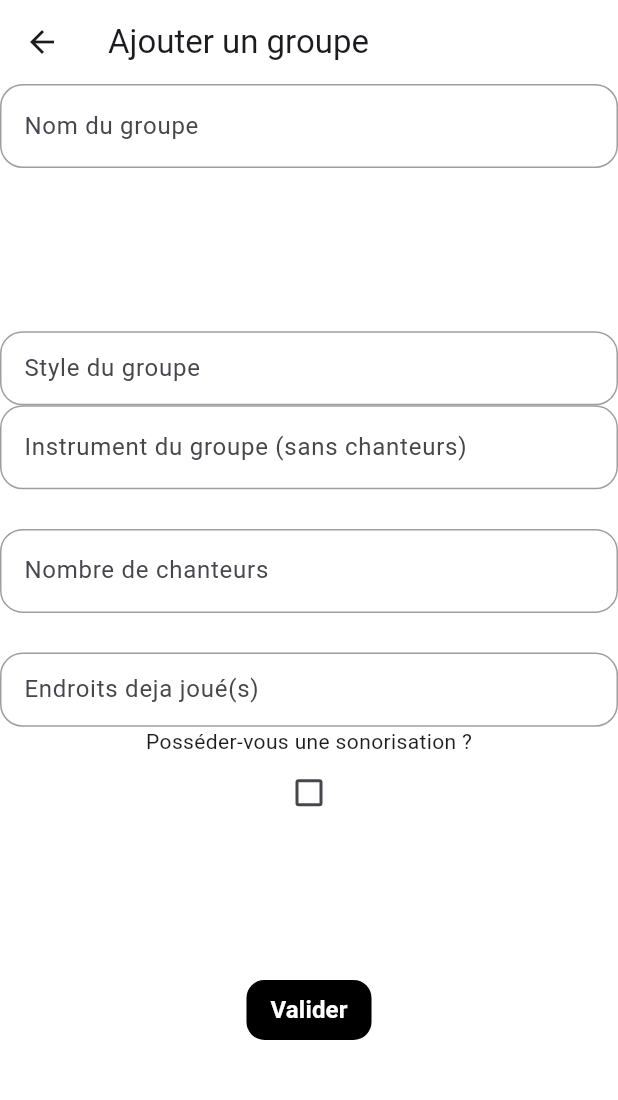
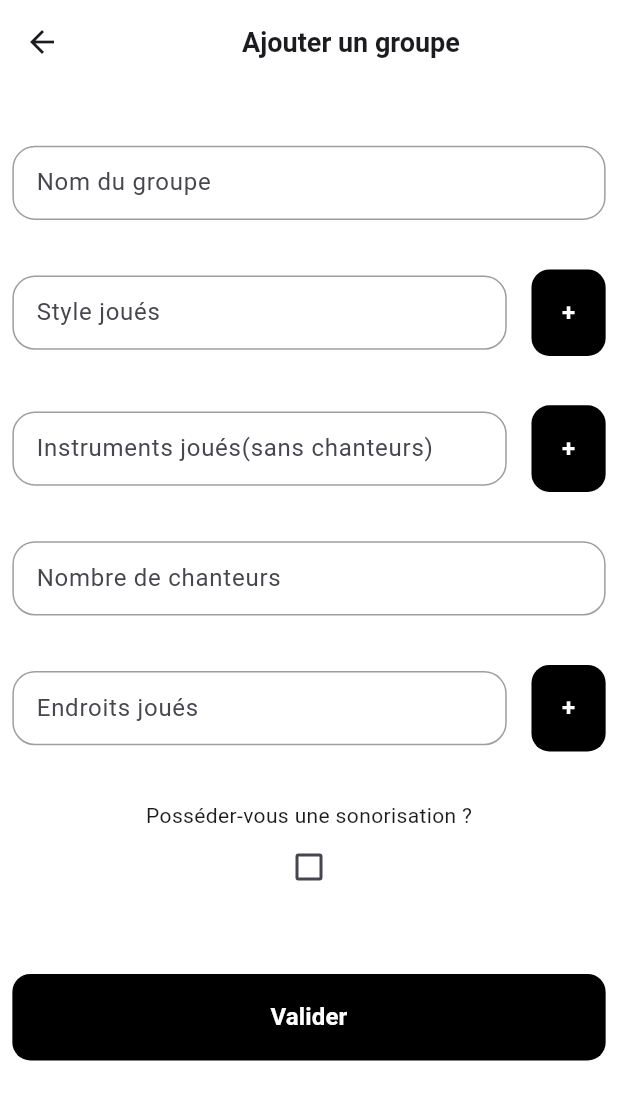
Before and after one commit to thibaultfradet/uKruzwa, a Flutter app: the Compte screen opened directly, after a tap on "Ajouter un groupe", on a phone screen of 412 x 824 dp. Shown: the top 1100 px of the screen. Run offline on Flutter 3.47's test engine with Material 3 defaults, Android fonts, the light colour scheme and no system bars; our stand-ins replace cloud_firestore, firebase_auth, firebase_core, flutter_bloc; accounts and stored records are empty.

Commit message:
Correction bug interface ajout groupe continuer mais manque sur les endroits joués => rajouter code postal et ville + rajouter les list view des items flottant sous les entrées utilisateurs.  Rajout  attribut sur widget custom

```diff
--- a/ukruzwa/lib/presentation/blocs/ajoutgroupe/ajoutgroupe_bloc.dart
+++ b/ukruzwa/lib/presentation/blocs/ajoutgroupe/ajoutgroupe_bloc.dart
@@ -150,8 +150,7 @@ class AjoutgroupeBloc extends Bloc<AjoutgroupeEvent, AjoutgroupeState> {
         numeroRemplacementContact: event.numeroRemplacementContact,
         possederSonorisation: event.possederSonorisation,
         villeRepetition: villeRepetition,
-        personneAContacter:
-            contactGroupe, // => A CHANGER CAR NULL POUR LE MOMENT
+        personneAContacter: contactGroupe,
         stylesDuGroupe: listeStyleDuGroupe,
         instrumentsDuGroupe: listeInstrumentDuGroupe,
         endroitsDejaJoues: [],
@@ -164,7 +163,7 @@ class AjoutgroupeBloc extends Bloc<AjoutgroupeEvent, AjoutgroupeState> {
         //Appel de la méthode de création
         createGroupe(groupeCreate);
         //Réussi => on emit le state success
-        emit(AGSuccess());
+        emit(AGSuccess(groupeCreate.possederSonorisation));
       } catch (e) {
         //Non réussi => on emit le state failure
         emit(AGFailure());
--- a/ukruzwa/lib/presentation/blocs/ajoutgroupe/ajoutgroupe_state.dart
+++ b/ukruzwa/lib/presentation/blocs/ajoutgroupe/ajoutgroupe_state.dart
@@ -24,7 +24,8 @@ class AjoutgroupeStateInitial extends AjoutgroupeState {
 
 // Tentative de création => load,success,fail
 class AGSuccess extends AjoutgroupeState {
-  AGSuccess() : super();
+  final bool isSonorisation;
+  AGSuccess(this.isSonorisation) : super();
 }
 
 class AGFailure extends AjoutgroupeState {
--- a/ukruzwa/lib/presentation/pages/ajoutgroupe.dart
+++ b/ukruzwa/lib/presentation/pages/ajoutgroupe.dart
@@ -5,7 +5,9 @@ import 'package:ukruzwa/presentation/blocs/ajoutgroupe/ajoutgroupe_event.dart';
 import 'package:ukruzwa/presentation/blocs/ajoutgroupe/ajoutgroupe_state.dart';
 import 'package:flutter_bloc/flutter_bloc.dart';
 import 'package:ukruzwa/presentation/widgets/bouton_custom.dart';
+import 'package:ukruzwa/presentation/widgets/horizontal_margin.dart';
 import 'package:ukruzwa/presentation/widgets/input_custom_pl.dart';
+import 'package:ukruzwa/presentation/widgets/vertical_margin.dart';
 
 class Ajoutgroupe extends StatefulWidget {
   final Groupe? groupeAModifier; // => cas de modification d'un groupe
@@ -43,115 +45,183 @@ class _AjoutgroupeState extends State<Ajoutgroupe> {
             resizeToAvoidBottomInset: false,
             appBar: AppBar(
               backgroundColor: Colors.white,
-              title: const Text("Ajouter un groupe"),
+              title: const Center(
+                child: Text(
+                  "Ajouter un groupe",
+                  style: TextStyle(
+                    fontSize: 18,
+                    fontWeight: FontWeight.bold,
+                  ),
+                ),
+              ),
             ),
             body: Column(
+              crossAxisAlignment: CrossAxisAlignment.center,
               children: [
                 if (state is AjoutgroupeStateInitial) ...[
-                  // Nom du groupe
+                  const VerticalMargin(ratio: 0.05),
+
+                  //Nom du groupe
                   SizedBox(
-                    height: MediaQuery.of(context).size.height * 0.2,
+                    width: MediaQuery.of(context).size.width * 0.96,
                     child: InputCustomPL(
                       placeholder: "Nom du groupe",
                       controllerPL: tecNomDuGroupe,
                       isObscure: false,
                     ),
-                  ), // Style du groupe => AutoComplete
-                  Autocomplete<String>(
-                    optionsBuilder: (TextEditingValue textEditingValue) {
-                      if (textEditingValue.text.isEmpty) {
-                        return const Iterable<String>.empty();
-                      }
-                      return state.styleDisponible
-                          .map((style) => style.nomStyle)
-                          .where((String style) {
-                        return style
-                            .toLowerCase()
-                            .contains(textEditingValue.text.toLowerCase());
-                      }).toList();
+                  ),
+
+                  const VerticalMargin(ratio: 0.04),
+                  // Style du groupe
+                  SizedBox(
+                    width: MediaQuery.of(context).size.width * 0.96,
+                    //ligne entrée utilisateur et bouton de validation
+                    child: Row(
+                      mainAxisAlignment: MainAxisAlignment.center,
+                      children: [
+                        SizedBox(
+                          child: InputCustomPL(
+                            controllerPL: tecStyleDuGroupe,
+                            placeholder: "Style joués",
+                            largeur: 0.8,
+                          ),
+                        ),
+                        const Horizontalmargin(ratio: 0.04),
+                        // bouton pour ajouter le style saisies dans la liste + vider la saisie
+                        SizedBox(
+                          child: BoutonCustom(
+                            largeur: 0.12,
+                            onpressed: () {
+                              setState(
+                                () {
+                                  stylesSelectionnes.add(
+                                    tecStyleDuGroupe.text.toLowerCase(),
+                                  );
+                                  tecStyleDuGroupe.text = "";
                                 },
-                    onSelected: (String styleSaisie) {
-                      setState(() {
-                        stylesSelectionnes.add(styleSaisie);
-                      });
-                    },
-                    fieldViewBuilder: (
-                      BuildContext context,
-                      TextEditingController tecStyle,
-                      FocusNode focusNode,
-                      VoidCallback onFieldSubmitted,
-                    ) {
-                      return InputCustomPL(
-                        placeholder: "Style du groupe",
-                        controllerPL: tecStyle,
-                        isObscure: false,
                               );
                             },
-                  ), // Instrument du groupe
+                            texteValeur: "+",
+                          ),
+                        ),
+                      ],
+                    ),
+                  ),
+
+                  const VerticalMargin(ratio: 0.04),
+
+                  // Instrument du groupe
                   SizedBox(
-                    height: MediaQuery.of(context).size.height * 0.1,
+                    width: MediaQuery.of(context).size.width * 0.96,
+                    //ligne entrée utilisateur et bouton de validation
+                    child: Row(
+                      mainAxisAlignment: MainAxisAlignment.center,
+                      children: [
+                        SizedBox(
                           child: InputCustomPL(
-                      placeholder: "Instrument du groupe (sans chanteurs)",
                             controllerPL: tecInstrumentDuGroupe,
-                      isObscure: false,
+                            placeholder: "Instruments joués(sans chanteurs)",
+                            largeur: 0.8,
                           ),
-                  ), // Nombre de chanteurs
+                        ),
+                        const Horizontalmargin(ratio: 0.04),
+                        // bouton pour ajouter le style saisies dans la liste + vider la saisie
                         SizedBox(
-                    height: MediaQuery.of(context).size.height * 0.1,
+                          child: BoutonCustom(
+                            largeur: 0.12,
+                            onpressed: () {
+                              setState(
+                                () {
+                                  instrumentSelectionnes.add(
+                                    tecInstrumentDuGroupe.text.toLowerCase(),
+                                  );
+                                  tecInstrumentDuGroupe.text = "";
+                                },
+                              );
+                            },
+                            texteValeur: "+",
+                          ),
+                        ),
+                      ],
+                    ),
+                  ),
+
+                  const VerticalMargin(ratio: 0.04),
+
+                  //Nombre de chanteurs
+                  SizedBox(
+                    width: MediaQuery.of(context).size.width * 0.96,
                     child: InputCustomPL(
                       placeholder: "Nombre de chanteurs",
                       controllerPL: tecNbChanteurs,
                       isObscure: false,
                     ),
-                  ), // Endroits joués
-                  Autocomplete<String>(
-                    optionsBuilder: (TextEditingValue textEditingValue) {
-                      if (textEditingValue.text.isEmpty) {
-                        return const Iterable<String>.empty();
-                      }
-                      return state.villeDisponible
-                          .map((ville) => ville.nomVille)
-                          .where((String ville) {
-                        return ville
-                            .toLowerCase()
-                            .contains(textEditingValue.text.toLowerCase());
-                      }).toList();
+                  ),
+
+                  const VerticalMargin(ratio: 0.04),
+
+                  // Endroits joués
+                  SizedBox(
+                    //ligne entrée utilisateur et bouton de validation
+                    child: Row(
+                      mainAxisAlignment: MainAxisAlignment.center,
+                      children: [
+                        SizedBox(
+                          child: InputCustomPL(
+                            controllerPL: tecInstrumentDuGroupe,
+                            placeholder: "Endroits joués",
+                            largeur: 0.8,
+                          ),
+                        ),
+                        const Horizontalmargin(ratio: 0.04),
+                        // bouton pour ajouter le style saisies dans la liste + vider la saisie
+                        SizedBox(
+                          child: BoutonCustom(
+                            largeur: 0.12,
+                            onpressed: () {
+                              setState(
+                                () {
+                                  instrumentSelectionnes.add(
+                                    tecInstrumentDuGroupe.text.toLowerCase(),
+                                  );
+                                  tecInstrumentDuGroupe.text = "";
                                 },
-                    onSelected: (String endroits) {
-                      setState(() {
-                        villeJouesSelectionnes.add(endroits);
-                      });
-                    },
-                    fieldViewBuilder: (
-                      BuildContext context,
-                      TextEditingController tecVille,
-                      FocusNode focusNode,
-                      VoidCallback onFieldSubmitted,
-                    ) {
-                      return InputCustomPL(
-                        placeholder: "Endroits deja joué(s)",
-                        controllerPL: tecVille,
-                        isObscure: false,
                               );
                             },
-                  ), // Posséder une sonorisation
+                            texteValeur: "+",
+                          ),
+                        ),
+                      ],
+                    ),
+                  ),
+
+                  const VerticalMargin(ratio: 0.04),
+
+                  // Posséder une sonorisation
                   SizedBox(
-                    height: MediaQuery.of(context).size.height * 0.2,
+                    height: MediaQuery.of(context).size.height * 0.1,
                     child: Column(
                       children: [
                         const Text("Posséder-vous une sonorisation ?"),
                         Checkbox(
                           value: isSonorisation,
                           onChanged: (bool? value) {
-                            setState(() {
+                            setState(
+                              () {
                                 isSonorisation = value ?? false;
-                            });
+                              },
+                            );
                           },
                         ),
                       ],
                     ),
-                  ), // Bouton validation formulaire
-                  BoutonCustom(
+                  ),
+
+                  const VerticalMargin(ratio: 0.04),
+                  // Bouton validation formulaire
+                  SizedBox(
+                    width: MediaQuery.of(context).size.width * 0.96,
+                    child: BoutonCustom(
                       onpressed: () {
                         BlocProvider.of<AjoutgroupeBloc>(context).add(
                           AGEventCreate(
@@ -164,12 +234,14 @@ class _AjoutgroupeState extends State<Ajoutgroupe> {
                             possederSonorisation: isSonorisation,
                             stylesDuGroupe: stylesSelectionnes,
                             nomVilleRepetition: tecNomVilleRepetition.text,
-                          codePostalVilleRepetition: tecCodePostalVilleRep.text,
+                            codePostalVilleRepetition:
+                                tecCodePostalVilleRep.text,
                             endroitsJouesDuGroupe: villeJouesSelectionnes,
                           ),
                         );
                       },
                       texteValeur: "Valider",
+                    ),
                   ),
                 ] else if (state is AGLoading) ...[
                   const Center(child: CircularProgressIndicator()),
--- a/ukruzwa/lib/presentation/pages/authentification.dart
+++ b/ukruzwa/lib/presentation/pages/authentification.dart
@@ -62,6 +62,8 @@ class _AuthentificationState extends State<Authentification> {
                       isObscure: true,
                     ),
 
+                    const VerticalMargin(ratio: 0.02),
+
                     // Bouton de envoie formulaire
                     BoutonCustom(
                       onpressed: () {
--- a/ukruzwa/lib/presentation/pages/compte.dart
+++ b/ukruzwa/lib/presentation/pages/compte.dart
@@ -27,7 +27,12 @@ class _CompteState extends State<Compte> {
             backgroundColor: Colors.white,
             appBar: AppBar(
               backgroundColor: Colors.white,
-              title: const Text("Information sur votre compte"),
+              title: const Center(
+                child: Text(
+                  "Information sur votre compte",
+                  style: TextStyle(fontSize: 18, fontWeight: FontWeight.bold),
+                ),
+              ),
             ),
             body: Stack(
               children: [
@@ -48,10 +53,10 @@ class _CompteState extends State<Compte> {
                             ),
                           ),
                           const VerticalMargin(ratio: 0.02),
-                          SizedBox(
-                            height: MediaQuery.of(context).size.height * 0.07,
-                            width: MediaQuery.of(context).size.width,
-                            child: BoutonCustom(
+
+                          //Bouton ajout de groupe
+                          BoutonCustom(
+                              largeur: 0.9,
                               onpressed: () {
                                 WidgetsBinding.instance.addPostFrameCallback(
                                   (_) {
@@ -66,11 +71,11 @@ class _CompteState extends State<Compte> {
                                 );
                               },
                               texteValeur: "Ajouter un groupe"),
-                          ),
                           const VerticalMargin(ratio: 0.02),
                           SizedBox(
                             height: MediaQuery.of(context).size.height * 0.9,
                             child: ListView.builder(
+                              physics: const NeverScrollableScrollPhysics(),
                               shrinkWrap: true,
                               itemCount: state.groupeDuCompte.length,
                               itemBuilder: (context, index) {
--- a/ukruzwa/lib/presentation/widgets/bouton_custom.dart
+++ b/ukruzwa/lib/presentation/widgets/bouton_custom.dart
@@ -4,15 +4,27 @@ class BoutonCustom extends StatelessWidget {
   final VoidCallback onpressed;
   final String texteValeur;
   final bool? isDeleteButton;
-  const BoutonCustom(
-      {super.key,
+  final double? largeur;
+  final double? hauteur;
+  const BoutonCustom({
+    super.key,
     required this.onpressed,
     required this.texteValeur,
-      this.isDeleteButton});
+    this.isDeleteButton,
+    this.hauteur,
+    this.largeur,
+  });
 
   @override
   Widget build(BuildContext context) {
-    return TextButton(
+    return SizedBox(
+      width: largeur == null
+          ? MediaQuery.of(context).size.width * 0.45
+          : MediaQuery.of(context).size.width * largeur!,
+      height: hauteur == null
+          ? MediaQuery.of(context).size.height * 0.07
+          : MediaQuery.of(context).size.height * hauteur!,
+      child: TextButton(
         onPressed: () {
           onpressed();
         },
@@ -25,12 +37,14 @@ class BoutonCustom extends StatelessWidget {
         ),
         child: Text(
           texteValeur,
+          textAlign: TextAlign.center,
           style: const TextStyle(
             color: Colors.white,
             fontSize: 16,
             fontWeight: FontWeight.bold,
           ),
         ),
+      ),
     );
   }
 }
--- a/ukruzwa/lib/presentation/widgets/input_custom_pl.dart
+++ b/ukruzwa/lib/presentation/widgets/input_custom_pl.dart
@@ -5,18 +5,23 @@ class InputCustomPL extends StatelessWidget {
   final String placeholder;
   final bool? isObscure;
   final bool? enable;
+  final double? largeur;
   const InputCustomPL({
     super.key,
     required this.controllerPL,
     required this.placeholder,
     this.isObscure,
     this.enable,
+    this.largeur,
   });
 
   @override
   Widget build(BuildContext context) {
     return SizedBox(
       height: MediaQuery.of(context).size.height * 0.06,
+      width: largeur == null
+          ? MediaQuery.of(context).size.width * 0.9
+          : MediaQuery.of(context).size.width * largeur!,
       child: TextFormField(
         enabled: enable, // Active/desactiver en fonction du paramètre
         controller: controllerPL,
```
Also changed, not shown: ukruzwa/lib/presentation/pages/ajoutsonorisation.dart (+6 -1 lines), ukruzwa/lib/presentation/pages/grdetail.dart (+6 -3 lines), ukruzwa/lib/presentation/pages/home.dart (+10 -2 lines), ukruzwa/lib/presentation/widgets/global_presentation_compte.dart (+7 -4 lines). Lines whose indentation alone changed are shown as unchanged.
